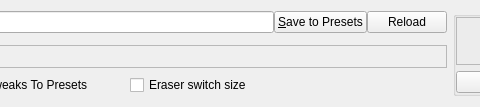
Old version of the form libs/ui/forms/wdgpaintopsettings.ui in the repository KDE/krita; both pictures show x 435 to 915 and y 0 to 107 of the 1175 by 107 pixel window.
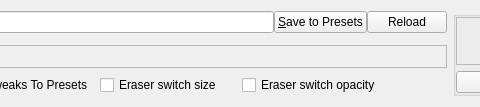
New version of the form. Custom widgets are drawn as their Qt base class.

Commit message:
new Eraser Switch Opacity feature
add a new Eraser Switch Opacity feature, similar to the Eraser Switch Size one
Completes task 3546

Patch:
```diff
--- a/libs/ui/forms/wdgpaintopsettings.ui
+++ b/libs/ui/forms/wdgpaintopsettings.ui
@@ -275,6 +275,25 @@
        </property>
       </widget>
      </item>
+     <item>
+      <widget class="QCheckBox" name="eraserBrushOpacityCheckBox">
+       <property name="sizePolicy">
+        <sizepolicy hsizetype="Minimum" vsizetype="Fixed">
+         <horstretch>0</horstretch>
+         <verstretch>0</verstretch>
+        </sizepolicy>
+       </property>
+       <property name="toolTip">
+        <string>Erase mode will use a separate brush opacity</string>
+       </property>
+       <property name="text">
+        <string>Eraser switch opacity</string>
+       </property>
+       <property name="checked">
+        <bool>false</bool>
+       </property>
+      </widget>
+     </item>
      <item>
       <widget class="KisLodAvailabilityWidget" name="wdgLodAvailability" native="true">
        <property name="minimumSize">
```
The commit also changes 8 other files.
